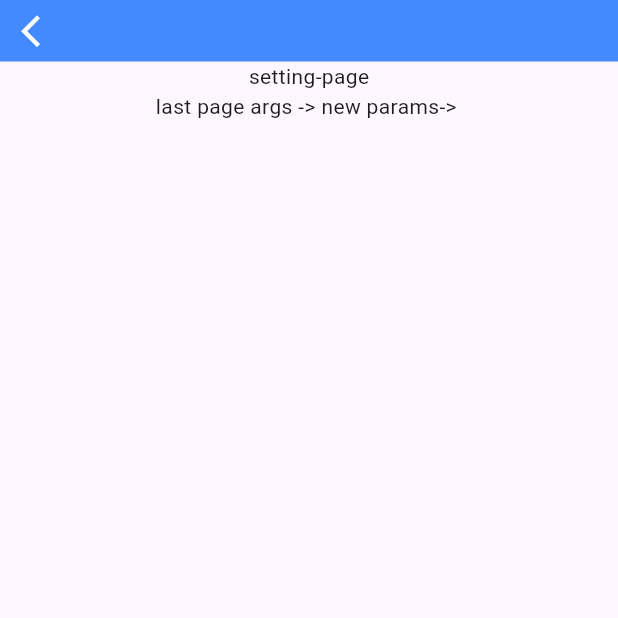
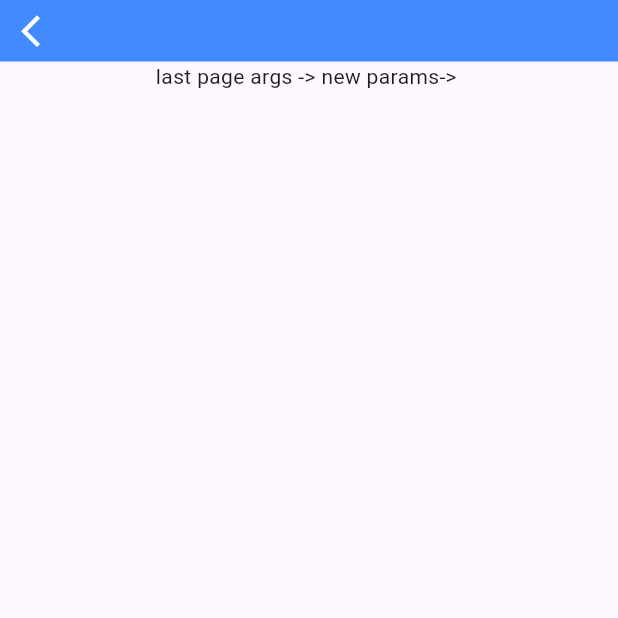
Before and after one commit to gangoogle/flutter_base_project, a Flutter app: the screen it shows after launch, after a tap on "jump to setting page", on a phone screen of 412 x 824 dp, the top half of it. Run offline on Flutter 3.47's test engine with Material 3 defaults, Android fonts, the phone set to English and light mode, and no system bars; our stand-ins replace dio, flutter_svg, get, objectbox, shared_preferences; missing offline and left inert: dart:ffi; generated files the repository leaves out were written again.

Commit message:
[feat]提交flutter

```diff
--- a/lib/api/api_ext.dart
+++ b/lib/api/api_ext.dart
@@ -1,5 +1,3 @@
-import 'dart:ui';
-
 import 'package:flutter/material.dart';
 import 'package:flutter/services.dart';
 
--- a/lib/api/keep_alive.dart
+++ b/lib/api/keep_alive.dart
@@ -2,10 +2,10 @@ import 'package:flutter/cupertino.dart';
 
 class KeepAliveWrapper extends StatefulWidget {
   const KeepAliveWrapper({
-    Key? key,
+    super.key,
     this.keepAlive = true,
     required this.child,
-  }) : super(key: key);
+  });
   final bool keepAlive;
   final Widget child;
 
--- a/lib/data/database/object_box.dart
+++ b/lib/data/database/object_box.dart
@@ -4,16 +4,12 @@ import 'package:path_provider/path_provider.dart';
 import 'package:first_project/objectbox.g.dart'; // created by `flutter pub run build_runner build`
 
 class ObjectBox {
-  /// The Store of this app.
   late final Store store;
 
-  ObjectBox._create(this.store) {
-    // Add any additional setup code, e.g. build queries.
-  }
+  ObjectBox._create(this.store) {}
 
   static Future<ObjectBox> create() async {
     final docsDir = await getApplicationDocumentsDirectory();
-    // Future<Store> openStore() {...} is defined in the generated objectbox.g.dart
     final store =
         await openStore(directory: p.join(docsDir.path, "obx-example"));
     return ObjectBox._create(store);
--- /dev/null
+++ b/lib/gen_a/A.dart
@@ -0,0 +1,4 @@
+class A {
+  //auto gen ,do net edit !!!
+  static String test = "test";
+}
--- a/lib/network/HeaderInterceptor.dart
+++ b/lib/network/HeaderInterceptor.dart
@@ -1,8 +1,5 @@
 import 'package:dio/dio.dart';
 
-/**
- * 标题拦截器
- */
 class HeaderInterceptor {
   Interceptor create() {
     var interceptor = InterceptorsWrapper(
--- a/lib/ui/common/base_screen.dart
+++ b/lib/ui/common/base_screen.dart
@@ -1,4 +1,3 @@
-import 'package:first_project/api/api_ext.dart';
 import 'package:flutter/material.dart';
 
 class BasePage extends StatefulWidget {
--- a/lib/ui/common/status_bar.dart
+++ b/lib/ui/common/status_bar.dart
@@ -1,16 +1,22 @@
+import 'dart:ffi';
+
+import 'package:first_project/ui/common/status_bar_padding.dart';
 import 'package:flutter/material.dart';
 
 ///状态栏
+
 class StatusBar extends StatefulWidget {
   StatusBar({
     super.key,
     this.color = Colors.transparent,
     this.tintColor = Colors.white,
+    this.openStatusPadding = false,
     required this.onBack,
   });
 
   Color color;
   Color tintColor;
+  bool openStatusPadding;
   VoidCallback onBack;
 
   @override
@@ -22,7 +28,11 @@ class _StatusBarState extends State<StatusBar> {
   Widget build(BuildContext context) {
     return Container(
       color: widget.color,
-      child: Padding(
+      child: Column(
+        children: [
+          Visibility(
+              visible: widget.openStatusPadding, child: StatusBarPaddingView()),
+          Padding(
             padding: const EdgeInsets.all(8.0),
             child: Row(
               children: [
@@ -39,6 +49,8 @@ class _StatusBarState extends State<StatusBar> {
               ],
             ),
           ),
+        ],
+      ),
     );
   }
 }
--- a/lib/ui/home/home_logic.dart
+++ b/lib/ui/home/home_logic.dart
@@ -1,6 +1,3 @@
-import 'dart:ffi';
-
-import 'package:first_project/api/api_ext.dart';
 import 'package:first_project/api/app_cache.dart';
 import 'package:first_project/network/dio_api.dart';
 import 'package:first_project/util/RandomUtils.dart';
--- a/lib/ui/login/login_logic.dart
+++ b/lib/ui/login/login_logic.dart
@@ -1,6 +1,3 @@
-import 'package:first_project/api/api_ext.dart';
-import 'package:flutter/material.dart';
-import 'package:flutter/services.dart';
 import 'package:get/get.dart';
 
 import 'login_state.dart';
--- a/lib/ui/main/main_home_view.dart
+++ b/lib/ui/main/main_home_view.dart
@@ -7,7 +7,7 @@ import '../../api/keep_alive.dart';
 import 'main_home_logic.dart';
 
 class MainHomePage extends StatelessWidget {
-  const MainHomePage({Key? key}) : super(key: key);
+  const MainHomePage({super.key});
 
   @override
   Widget build(BuildContext context) {
--- a/lib/ui/setting/setting_view.dart
+++ b/lib/ui/setting/setting_view.dart
@@ -1,13 +1,12 @@
 import 'package:first_project/ui/common/base_screen.dart';
 import 'package:first_project/ui/common/status_bar.dart';
-import 'package:first_project/ui/common/status_bar_padding.dart';
 import 'package:flutter/material.dart';
 import 'package:get/get.dart';
 import 'setting_logic.dart';
 
 /// 设置页面
 class SettingPage extends StatelessWidget {
-  const SettingPage({Key? key}) : super(key: key);
+  const SettingPage({super.key});
 
   @override
   Widget build(BuildContext context) {
@@ -15,25 +14,20 @@ class SettingPage extends StatelessWidget {
     final state = Get.find<SettingLogic>().state;
     return Scaffold(
       body: BasePage(
-        child: Container(
         child: Column(
           children: [
-              StatusBarPaddingView(
-                color: Colors.blueAccent,
-              ),
             StatusBar(
                 color: Colors.blueAccent,
+                openStatusPadding: true,
                 onBack: () {
                   Get.back(result: {'key': "2"});
                 }),
-              Text('setting-page'),
             GetBuilder<SettingLogic>(builder: (logic) {
               return Text('last page args -> ${state.argsText}');
             }),
           ],
         ),
       ),
-      ),
     );
   }
 }
--- a/pubspec.yaml
+++ b/pubspec.yaml
@@ -25,7 +25,6 @@ dev_dependencies:
 
 
 flutter:
-
   # The following line ensures that the Material Icons font is
   # included with your application, so that you can use the icons in
   # the material Icons class.
```
Also changed, not shown: lib/ui/common/drop_menu.dart (added, +16 -0 lines), lib/ui/login/login_view.dart (+7 -6 lines), pubspec.lock. Lines whose indentation alone changed are shown as unchanged.
